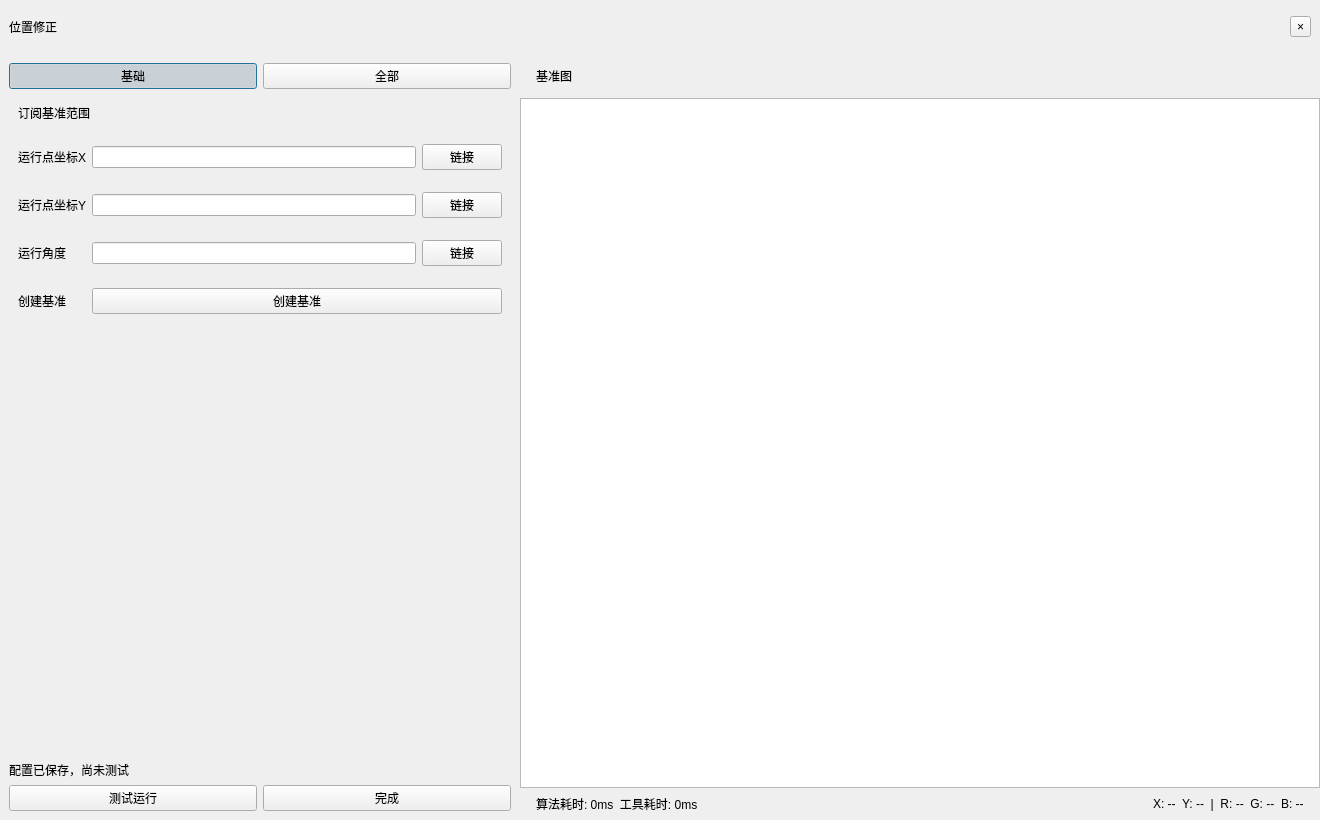
This is ui/PositionCorrectionDialog.ui in kunlingertfk-lang/-v2- as Qt 5 draws it before an edit. The edited form follows.
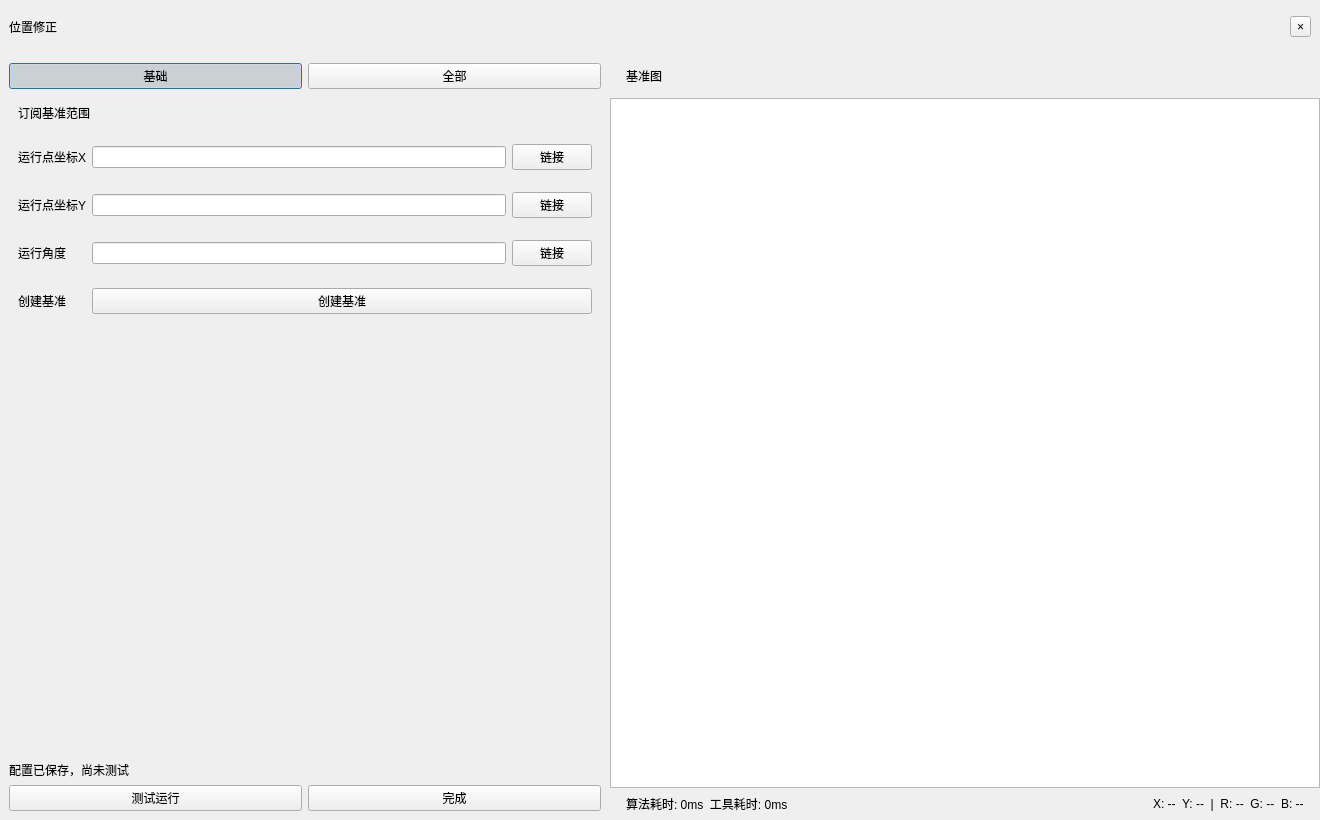
This is the edited form.

What changed in the file:
```diff
--- a/ui/PositionCorrectionDialog.ui
+++ b/ui/PositionCorrectionDialog.ui
@@ -83,13 +83,13 @@
       <widget class="QFrame" name="parameterPanel">
        <property name="minimumSize">
         <size>
-         <width>430</width>
+         <width>610</width>
          <height>0</height>
         </size>
        </property>
        <property name="maximumSize">
         <size>
-         <width>520</width>
+         <width>610</width>
          <height>16777215</height>
         </size>
        </property>
```
